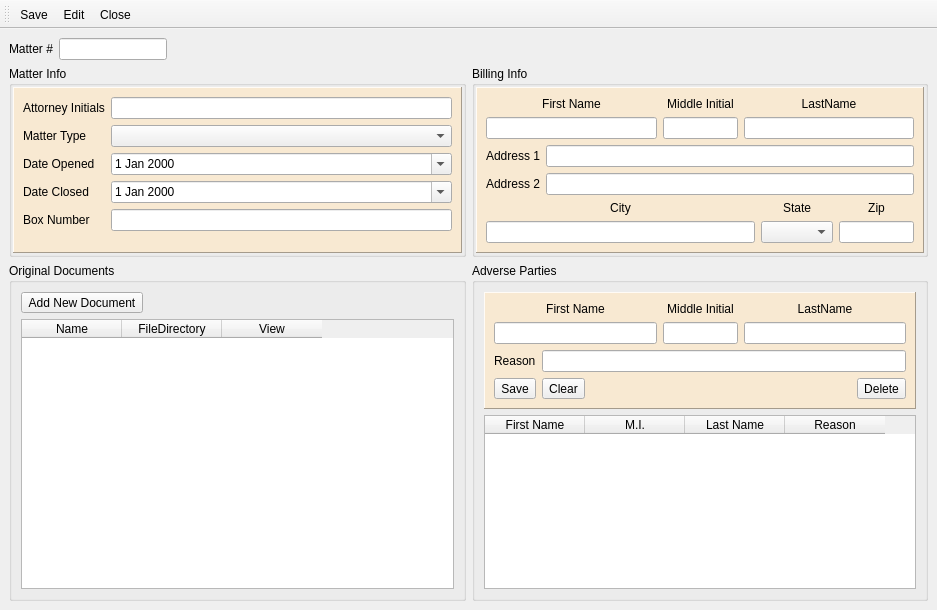
dominict/Rudy, file UI/MatterWindow.ui: the form before one commit.
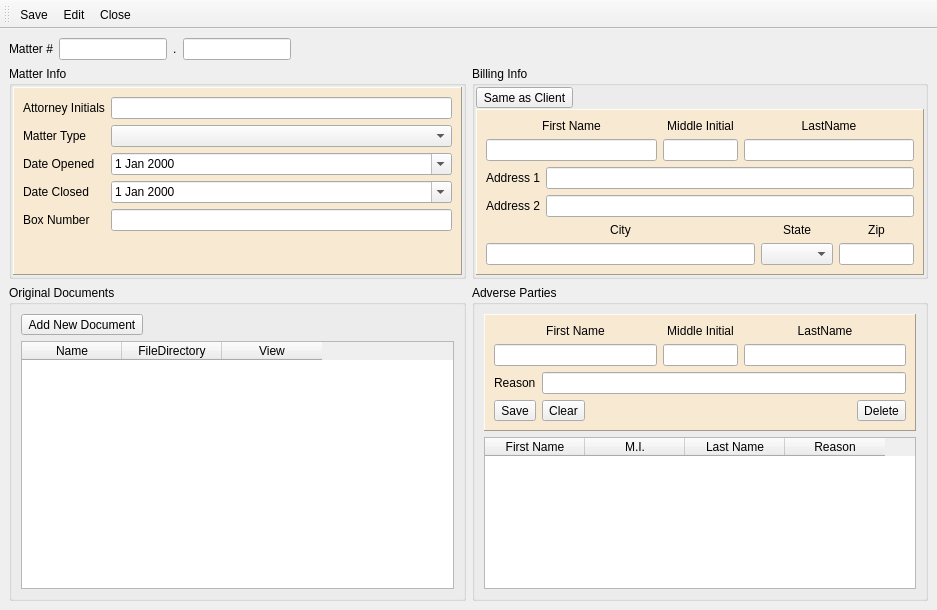
The form after the commit. Icons and pictures are not drawn.

Commit message: Added features to ClientMatter Details.  Still need to finish up Matter Details in next update.

```diff
--- a/UI/MatterWindow.ui
+++ b/UI/MatterWindow.ui
@@ -63,7 +63,27 @@
        </widget>
       </item>
       <item>
-       <widget class="QLineEdit" name="clientNum_2">
+       <widget class="QLineEdit" name="clientNum">
+        <property name="sizePolicy">
+         <sizepolicy hsizetype="Preferred" vsizetype="Fixed">
+          <horstretch>0</horstretch>
+          <verstretch>0</verstretch>
+         </sizepolicy>
+        </property>
+       </widget>
+      </item>
+      <item>
+       <widget class="QLabel" name="label_11">
+        <property name="styleSheet">
+         <string notr="true">font: 75 12pt &quot;Microsoft Tai Le&quot;;</string>
+        </property>
+        <property name="text">
+         <string>.</string>
+        </property>
+       </widget>
+      </item>
+      <item>
+       <widget class="QLineEdit" name="matterNum">
         <property name="sizePolicy">
          <sizepolicy hsizetype="Preferred" vsizetype="Fixed">
           <horstretch>0</horstretch>
@@ -219,6 +239,13 @@
          <property name="bottomMargin">
           <number>1</number>
          </property>
+         <item>
+          <widget class="QToolButton" name="useClientAddress">
+           <property name="text">
+            <string>Same as Client</string>
+           </property>
+          </widget>
+         </item>
          <item>
           <widget class="QFrame" name="frame_2">
            <property name="styleSheet">
@@ -233,40 +260,13 @@
            <layout class="QVBoxLayout" name="verticalLayout">
             <item>
              <layout class="QGridLayout" name="gridLayout">
-              <item row="0" column="0">
-               <widget class="QLabel" name="label_6">
-                <property name="text">
-                 <string>First Name</string>
-                </property>
-                <property name="alignment">
-                 <set>Qt::AlignCenter</set>
-                </property>
-               </widget>
-              </item>
-              <item row="0" column="1">
-               <widget class="QLabel" name="label_7">
-                <property name="text">
-                 <string>Middle Initial</string>
-                </property>
-                <property name="alignment">
-                 <set>Qt::AlignCenter</set>
-                </property>
-               </widget>
-              </item>
-              <item row="0" column="2">
-               <widget class="QLabel" name="label_8">
-                <property name="text">
-                 <string>LastName</string>
-                </property>
-                <property name="alignment">
-                 <set>Qt::AlignCenter</set>
-                </property>
-               </widget>
-              </item>
-              <item row="1" column="0">
+              <item row="2" column="0">
                <widget class="QLineEdit" name="firstName"/>
               </item>
-              <item row="1" column="1">
+              <item row="2" column="2">
+               <widget class="QLineEdit" name="lastName"/>
+              </item>
+              <item row="2" column="1">
                <widget class="QLineEdit" name="middleInitial">
                 <property name="sizePolicy">
                  <sizepolicy hsizetype="Preferred" vsizetype="Fixed">
@@ -283,7 +283,34 @@
                </widget>
               </item>
               <item row="1" column="2">
-               <widget class="QLineEdit" name="lastName"/>
+               <widget class="QLabel" name="label_8">
+                <property name="text">
+                 <string>LastName</string>
+                </property>
+                <property name="alignment">
+                 <set>Qt::AlignCenter</set>
+                </property>
+               </widget>
+              </item>
+              <item row="1" column="0">
+               <widget class="QLabel" name="label_6">
+                <property name="text">
+                 <string>First Name</string>
+                </property>
+                <property name="alignment">
+                 <set>Qt::AlignCenter</set>
+                </property>
+               </widget>
+              </item>
+              <item row="1" column="1">
+               <widget class="QLabel" name="label_7">
+                <property name="text">
+                 <string>Middle Initial</string>
+                </property>
+                <property name="alignment">
+                 <set>Qt::AlignCenter</set>
+                </property>
+               </widget>
               </item>
              </layout>
             </item>
```
Left out of the diff: 2 changed lines with no effect on the pictures. The commit also changes 6 other files.
